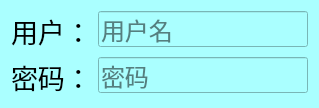
The window that login.ui (malik1988/StoreManager) describes before a commit, drawn with Qt 5.
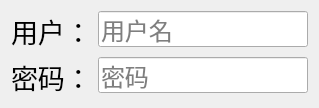
The same window after the commit.

```diff
--- a/login.ui
+++ b/login.ui
@@ -17,7 +17,7 @@
    <string>用户登录</string>
   </property>
   <property name="styleSheet">
-   <string notr="true">background:rgb(170, 255, 255)</string>
+   <string notr="true"/>
   </property>
   <property name="modal">
    <bool>false</bool>
```
